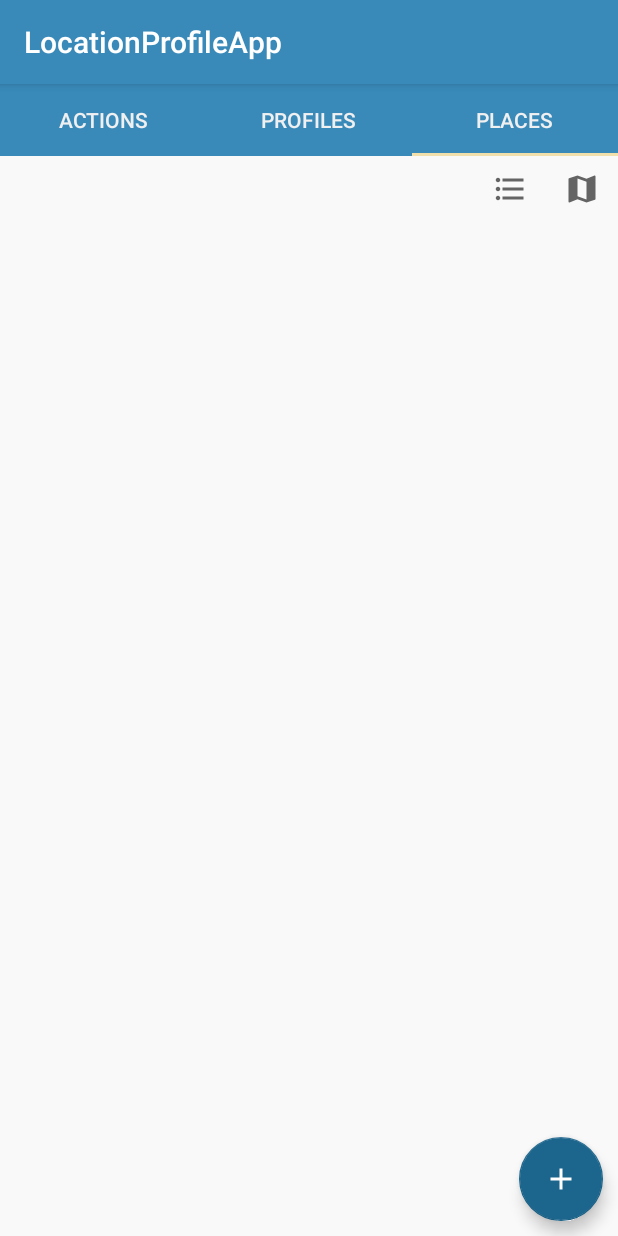
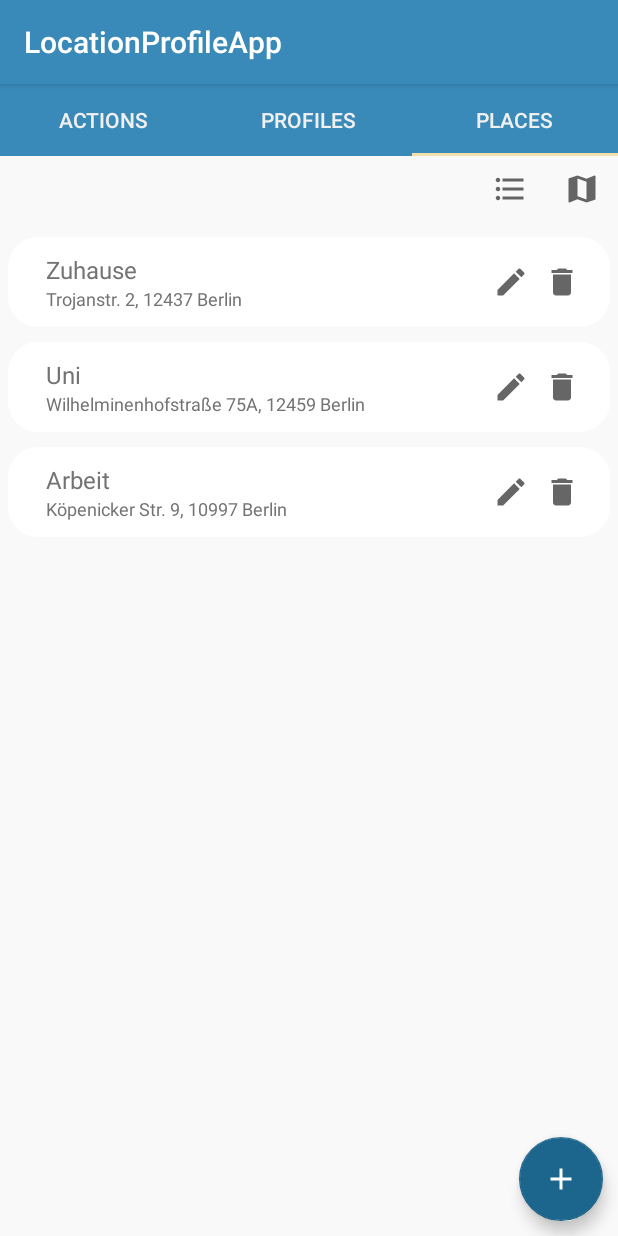
Before and after one commit to m-glock/LocationProfileApp, an Android app: the screen it shows after launch (MainActivity), tab 3 chosen, on a phone screen of 412 x 824 dp. Run offline under Robolectric (Android 15) with nearby library versions, the phone set to English and light mode, and no system bars; our stand-ins replace Room's generated code.

Commit message:
display default places in tab

```diff
--- /dev/null
+++ b/app/src/main/java/com/mglock/locationprofileapp/views/adapter/RecyclerViewPlacesAdapter.kt
@@ -0,0 +1,47 @@
+package com.mglock.locationprofileapp.views.adapter
+
+import android.view.LayoutInflater
+import android.view.View
+import android.view.ViewGroup
+import android.widget.TextView
+import androidx.recyclerview.widget.RecyclerView
+import com.mglock.locationprofileapp.R
+import com.mglock.locationprofileapp.database.entities.Place
+
+class RecyclerViewPlacesAdapter(private val dataSet: List<Place>) :
+    RecyclerView.Adapter<RecyclerViewPlacesAdapter.ViewHolder>() {
+
+    class ViewHolder(view: View) : RecyclerView.ViewHolder(view) {
+        val placeTitle: TextView = view.findViewById(R.id.placeTitle)
+        val placeAddress: TextView = view.findViewById(R.id.placeAddress)
+        var place: Place? = null
+
+        fun setValues(){
+            if(place != null){
+                placeTitle.text = place!!.title
+                placeAddress.text = place!!.address //TODO either address or lat/long
+            }
+        }
+
+        init {
+            // Define click listener for the ViewHolder's View.
+        }
+    }
+
+    override fun onCreateViewHolder(
+        parent: ViewGroup,
+        viewType: Int
+    ): ViewHolder {
+        val view = LayoutInflater.from(parent.context)
+            .inflate(R.layout.list_tile_places, parent, false)
+
+        return ViewHolder(view)
+    }
+
+    override fun onBindViewHolder(holder: ViewHolder, position: Int) {
+        holder.place = dataSet[position]
+        holder.setValues()
+    }
+
+    override fun getItemCount() = dataSet.size
+}
--- a/app/src/main/java/com/mglock/locationprofileapp/views/fragments/PlacesFragment.kt
+++ b/app/src/main/java/com/mglock/locationprofileapp/views/fragments/PlacesFragment.kt
@@ -6,8 +6,10 @@ import android.view.LayoutInflater
 import android.view.View
 import android.view.ViewGroup
 import androidx.lifecycle.ViewModelProvider
+import com.mglock.locationprofileapp.database.entities.Place
 import com.mglock.locationprofileapp.databinding.FragmentPlacesBinding
 import com.mglock.locationprofileapp.viewmodels.PlacesViewModel
+import com.mglock.locationprofileapp.views.adapter.RecyclerViewPlacesAdapter
 
 class PlacesFragment : Fragment() {
 
@@ -26,6 +28,16 @@ class PlacesFragment : Fragment() {
     ): View {
         // Inflate the layout for this fragment
         _binding = FragmentPlacesBinding.inflate(inflater, container, false)
+
+        // set the adapter for the recyclerview to display the list items
+        val recyclerView = _binding!!.recyclerViewPlaces
+        val places = listOf(
+            Place(0, "Zuhause", "Trojanstr. 2, 12437 Berlin", "324567", "76543", 5),
+            Place(0, "Uni", "Wilhelminenhofstraße 75A, 12459 Berlin", "324567", "76543", 5),
+            Place(0, "Arbeit", "Köpenicker Str. 9, 10997 Berlin", "324567", "76543", 5),
+        )
+        recyclerView.adapter = RecyclerViewPlacesAdapter(places)
+
         return binding.root
     }
 
--- /dev/null
+++ b/app/src/main/res/drawable/ic_action_delete.xml
@@ -0,0 +1,10 @@
+<vector xmlns:android="http://schemas.android.com/apk/res/android"
+    android:width="24dp"
+    android:height="24dp"
+    android:viewportWidth="24"
+    android:viewportHeight="24"
+    android:tint="?attr/colorControlNormal">
+  <path
+      android:fillColor="@android:color/white"
+      android:pathData="M6,19c0,1.1 0.9,2 2,2h8c1.1,0 2,-0.9 2,-2V7H6v12zM19,4h-3.5l-1,-1h-5l-1,1H5v2h14V4z"/>
+</vector>
--- /dev/null
+++ b/app/src/main/res/drawable/ic_action_edit.xml
@@ -0,0 +1,10 @@
+<vector xmlns:android="http://schemas.android.com/apk/res/android"
+    android:width="24dp"
+    android:height="24dp"
+    android:viewportWidth="24"
+    android:viewportHeight="24"
+    android:tint="?attr/colorControlNormal">
+  <path
+      android:fillColor="@android:color/white"
+      android:pathData="M3,17.25V21h3.75L17.81,9.94l-3.75,-3.75L3,17.25zM20.71,7.04c0.39,-0.39 0.39,-1.02 0,-1.41l-2.34,-2.34c-0.39,-0.39 -1.02,-0.39 -1.41,0l-1.83,1.83 3.75,3.75 1.83,-1.83z"/>
+</vector>
--- /dev/null
+++ b/app/src/main/res/layout/list_tile_places.xml
@@ -0,0 +1,61 @@
+<androidx.constraintlayout.widget.ConstraintLayout xmlns:android="http://schemas.android.com/apk/res/android"
+    xmlns:app="http://schemas.android.com/apk/res-auto"
+    android:layout_width="match_parent"
+    android:layout_height="60dp"
+    android:layout_marginLeft="5dp"
+    android:layout_marginRight="5dp"
+    android:layout_marginTop="10dp"
+    android:paddingStart="25dp"
+    android:paddingEnd="20dp"
+    android:gravity="center_vertical"
+    android:background="@drawable/list_tile_background">
+
+    <LinearLayout
+        android:layout_width="wrap_content"
+        android:layout_height="wrap_content"
+        android:orientation="vertical"
+        app:layout_constraintBottom_toBottomOf="parent"
+        app:layout_constraintStart_toStartOf="parent"
+        app:layout_constraintTop_toTopOf="parent">
+
+        <TextView
+            android:id="@+id/placeTitle"
+            android:layout_width="wrap_content"
+            android:layout_height="wrap_content"
+            android:text="@string/placeholder_string"
+            android:textSize="16sp" />
+
+        <TextView
+            android:id="@+id/placeAddress"
+            android:layout_width="wrap_content"
+            android:layout_height="wrap_content"
+            android:text="@string/placeholder_string"
+            app:layout_constraintTop_toBottomOf="@+id/placeTitle"
+            android:textSize="12sp"/>
+
+    </LinearLayout>
+
+    <androidx.appcompat.widget.AppCompatImageButton
+        android:id="@+id/buttonEdit"
+        android:layout_width="wrap_content"
+        android:layout_height="wrap_content"
+        android:padding="0dp"
+        android:layout_marginEnd="10dp"
+        android:src="@drawable/ic_action_edit"
+        android:backgroundTint="@color/transparent"
+        app:layout_constraintBottom_toBottomOf="parent"
+        app:layout_constraintEnd_toStartOf="@+id/buttonDelete"
+        app:layout_constraintTop_toTopOf="parent" />
+
+    <androidx.appcompat.widget.AppCompatImageButton
+        android:id="@+id/buttonDelete"
+        android:layout_width="wrap_content"
+        android:layout_height="wrap_content"
+        android:padding="0dp"
+        android:src="@drawable/ic_action_delete"
+        android:backgroundTint="@color/transparent"
+        app:layout_constraintBottom_toBottomOf="parent"
+        app:layout_constraintEnd_toEndOf="parent"
+        app:layout_constraintTop_toTopOf="parent" />
+
+</androidx.constraintlayout.widget.ConstraintLayout>
```
